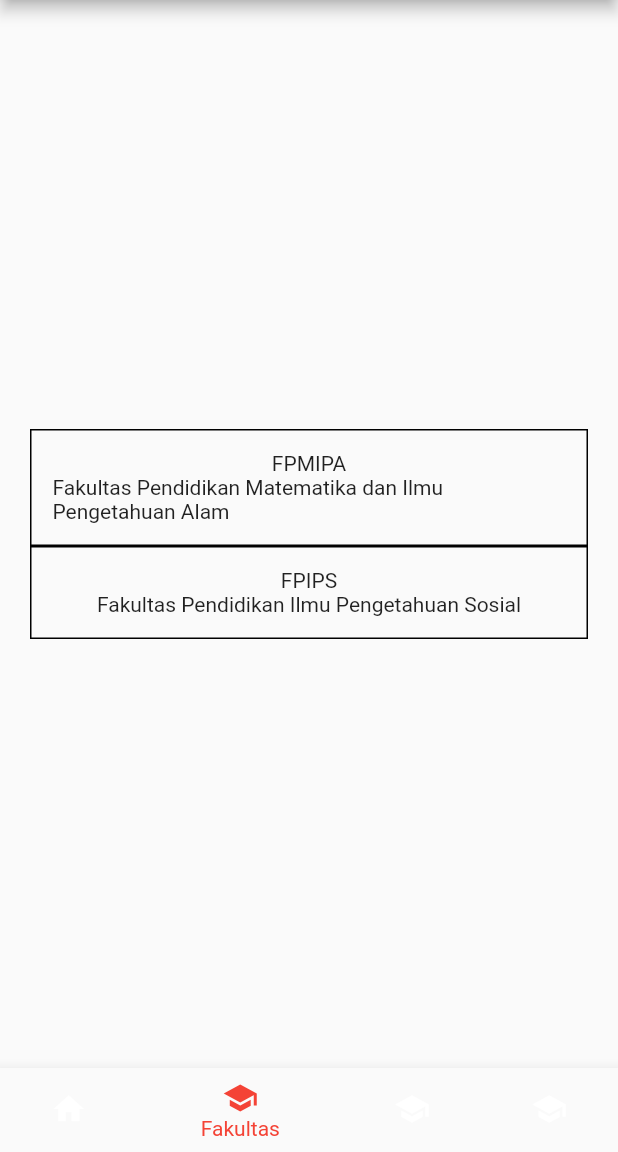
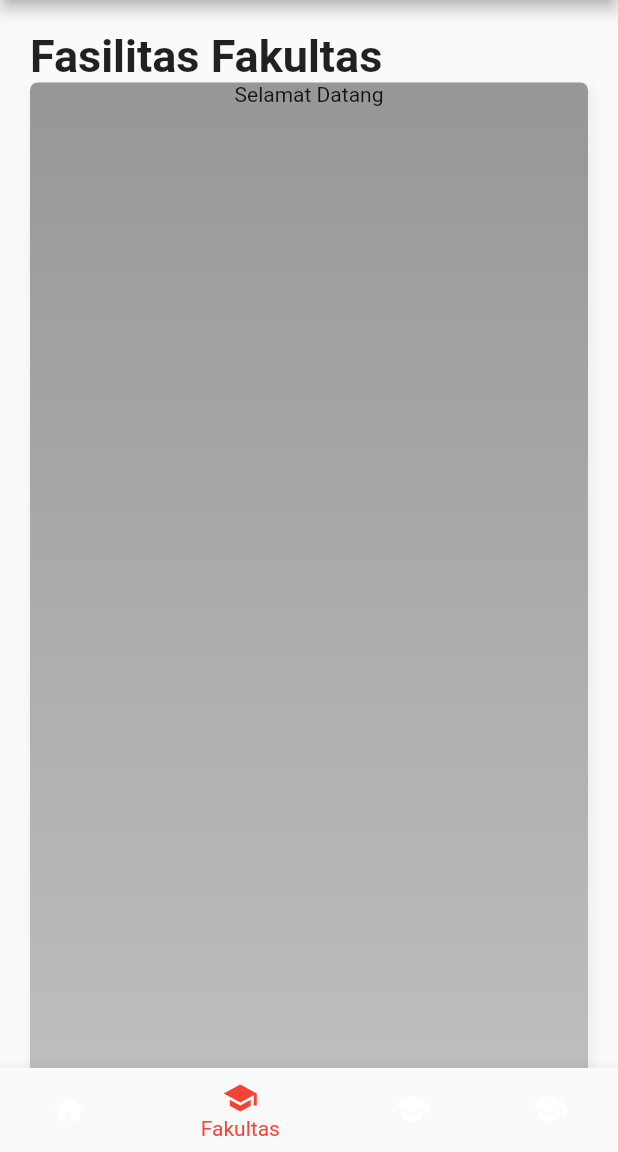
Before and after one commit to sudirman-nur-putra/tubes_provis_kel10, a Flutter app: the screen it shows after launch, item 2 of the bottom bar chosen, on a phone screen of 412 x 824 dp, the part 84-1236 px from its top. Run offline on Flutter 3.47's test engine with Material 2 defaults, Android fonts, the phone set to English and light mode, and no system bars.

Commit message:
Update Fakultas.dart

```diff
--- a/lib/Fakultas.dart
+++ b/lib/Fakultas.dart
@@ -6,36 +6,37 @@ class Fakultas extends StatelessWidget {
   const Fakultas({Key? key}) : super(key: key);
   @override
   Widget build(BuildContext context) {
-    return Center(
-      child: ListView(padding: EdgeInsets.all(20), shrinkWrap: true, children: [
-        InkWell(
-          child: Container(
-              decoration: BoxDecoration(border: Border.all()),
-              padding: EdgeInsets.all(14),
-              child: Column(
-                mainAxisSize: MainAxisSize.min,
-                children: [
-                  new Text("FPMIPA", textAlign: TextAlign.center),
-                  Text(
-                      "Fakultas Pendidikan Matematika dan Ilmu Pengetahuan Alam",
-                      textAlign: TextAlign.left),
-                ],
-              )),
-          onTap: () {
-            //gunakan navigator untuk panggil RincianFakultas
-          },
+    return Scaffold(
+      body: ListView(padding: EdgeInsets.all(20), shrinkWrap: true, children: [
+        Text(
+          "Fasilitas Fakultas",
+          style: const TextStyle(fontSize: 30, fontWeight: FontWeight.bold),
         ),
         Container(
-            decoration: BoxDecoration(border: Border.all()),
-            padding: EdgeInsets.all(14),
-            child: Column(
-              mainAxisSize: MainAxisSize.min,
-              children: [
-                new Text("FPIPS", textAlign: TextAlign.center),
-                Text("Fakultas Pendidikan Ilmu Pengetahuan Sosial",
-                    textAlign: TextAlign.left),
+          padding: EdgeInsets.symmetric(horizontal: 20),
+          height: MediaQuery.of(context).size.height,
+          decoration: BoxDecoration(
+              borderRadius: BorderRadius.all(Radius.circular(5)),
+              boxShadow: <BoxShadow>[
+                BoxShadow(
+                    color: Colors.grey.shade200,
+                    offset: Offset(2, 4),
+                    blurRadius: 5,
+                    spreadRadius: 2)
               ],
-            )),
+              gradient: LinearGradient(
+                  begin: Alignment.topCenter,
+                  end: Alignment.bottomCenter,
+                  colors: [
+                    Color.fromARGB(255, 151, 151, 151),
+                    Color.fromARGB(255, 199, 199, 199)
+                  ])),
+          child: Column(
+            children: <Widget>[
+              Text("Selamat Datang"),
+            ],
+          ),
+        ),
       ]),
     );
   }
```
